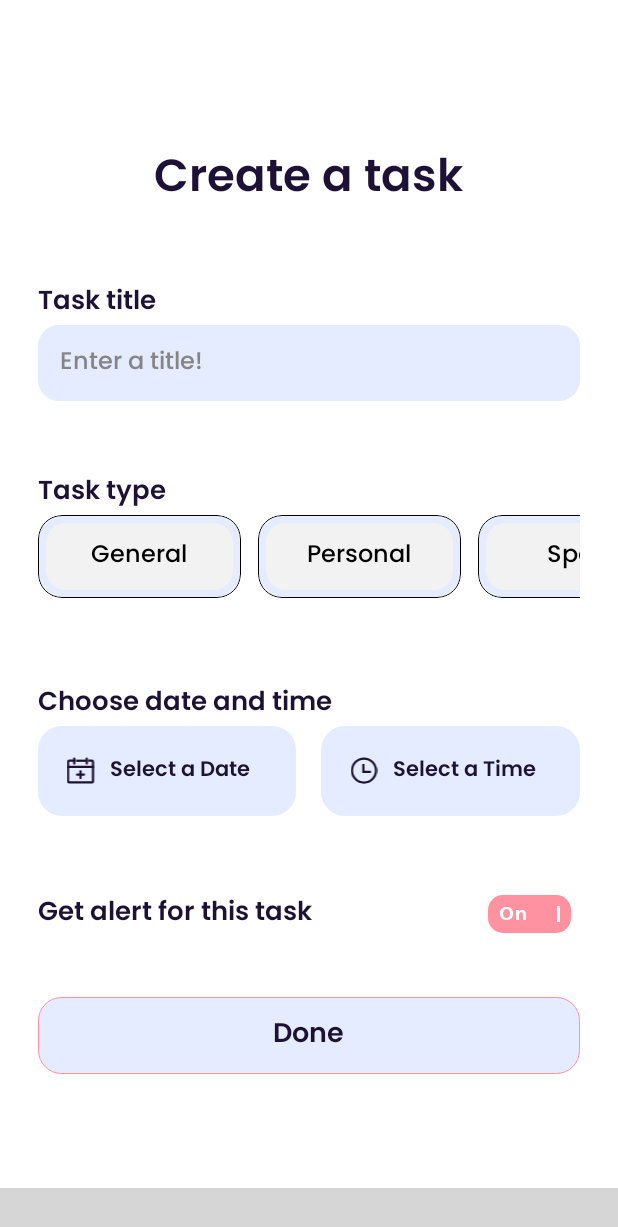
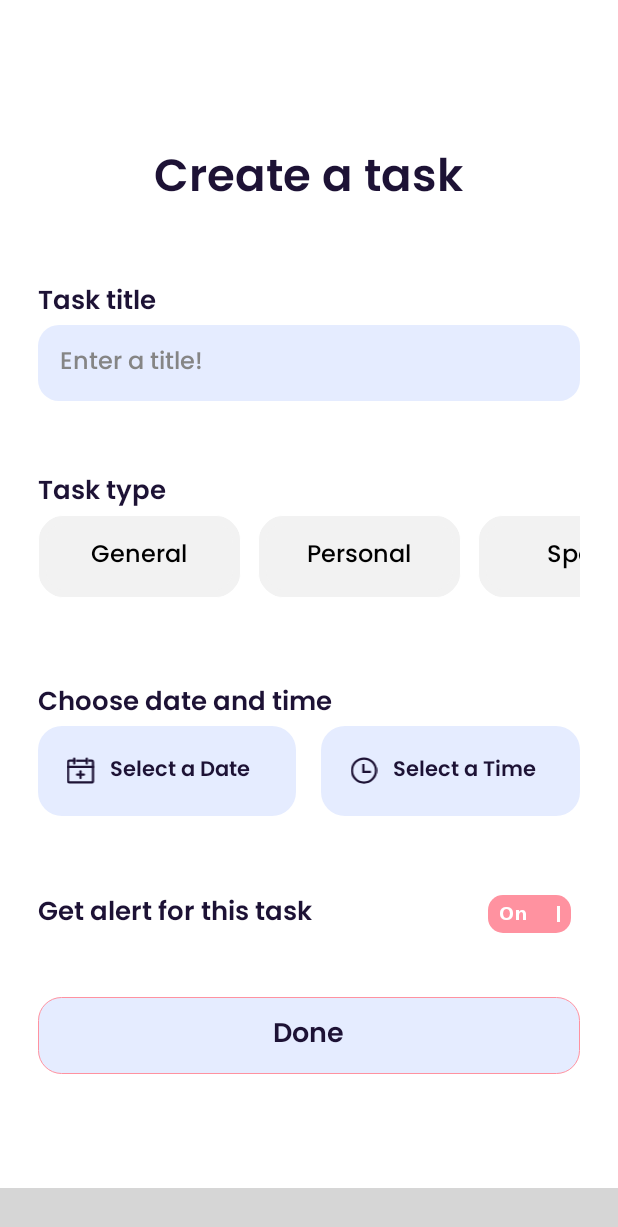
Before and after one commit to AbdelmoumenDeghbouche/TaskslyApp, an Android app: the fragment Add_task_Fragment placed in its activity, on a phone screen of 412 x 824 dp. Shown: the top 1227 px of the screen. Run offline under Robolectric (Android 15) with nearby library versions, the phone set to English and light mode, and no system bars; libraries missing offline, so code that uses them is left out: com.ismaeldivita.chipnavigation; plain views replace ChipNavigationBar; 4 statements that could not run were skipped; grey boxes are pictures that could not be loaded.

Commit message:
I removed the main bleu background we need to backup to the ancient design i think it's better, we will let the new home action bar with changing of colors.

```diff
--- a/app/src/main/res/drawable/cardview_style.xml
+++ b/app/src/main/res/drawable/cardview_style.xml
@@ -3,5 +3,5 @@
 <shape xmlns:android="http://schemas.android.com/apk/res/android">
     <solid android:color="@color/background_of_items" />
     <corners android:radius="16dp"/>
-    <stroke android:width="5dp" android:color="@color/mainblue" />
+    <stroke android:width="5dp" android:color="@color/background_of_items" />
 </shape>
--- a/app/src/main/res/layout/add_category_view.xml
+++ b/app/src/main/res/layout/add_category_view.xml
@@ -5,7 +5,6 @@
     android:layout_width="wrap_content"
     android:layout_height="wrap_content"
     android:backgroundTint="#FFFFFF"
-    app:strokeColor="@color/black"
     android:foreground="?android:attr/selectableItemBackground"
     android:clickable="true"
     android:focusable="true"
--- a/app/src/main/res/layout/category_item_recycler_view.xml
+++ b/app/src/main/res/layout/category_item_recycler_view.xml
@@ -5,7 +5,6 @@
     android:layout_width="wrap_content"
     android:layout_height="wrap_content"
     android:backgroundTint="@color/white"
-    app:strokeColor="@color/black"
     app:strokeWidth="0.5dp"
     app:cardCornerRadius="16dp"
     app:cardElevation="0dp"
```
Also changed, not shown: app/src/main/java/com/example/tasksly/Charging_welcome_activity_recycler_list.java (+4 -4 lines).
